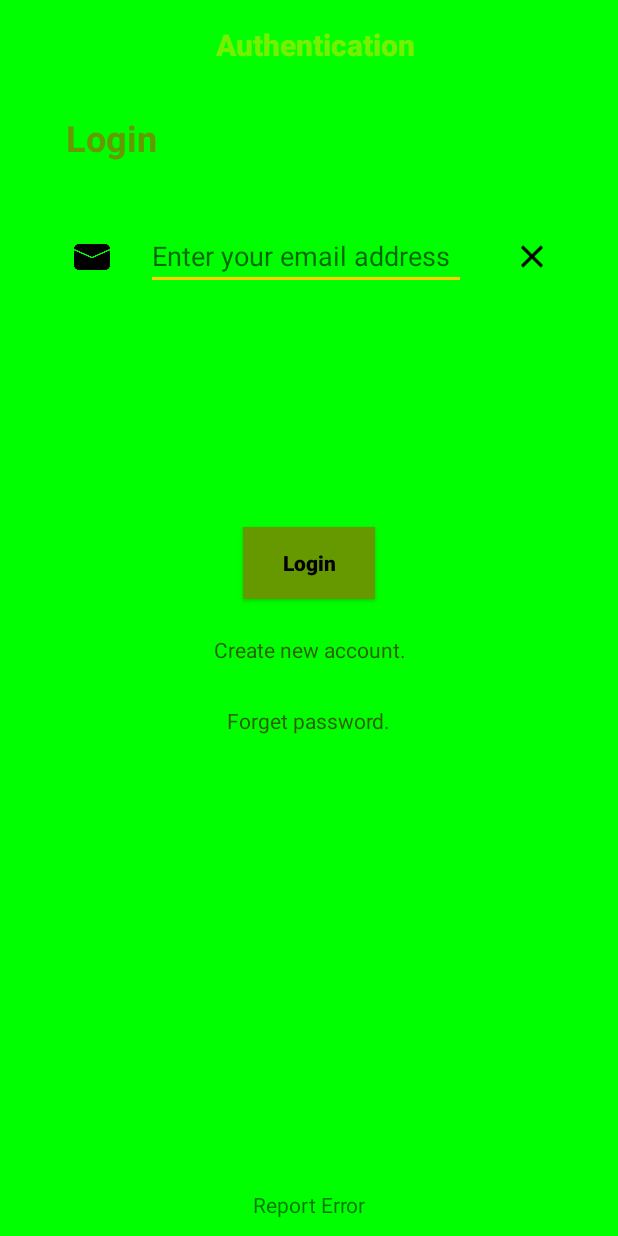
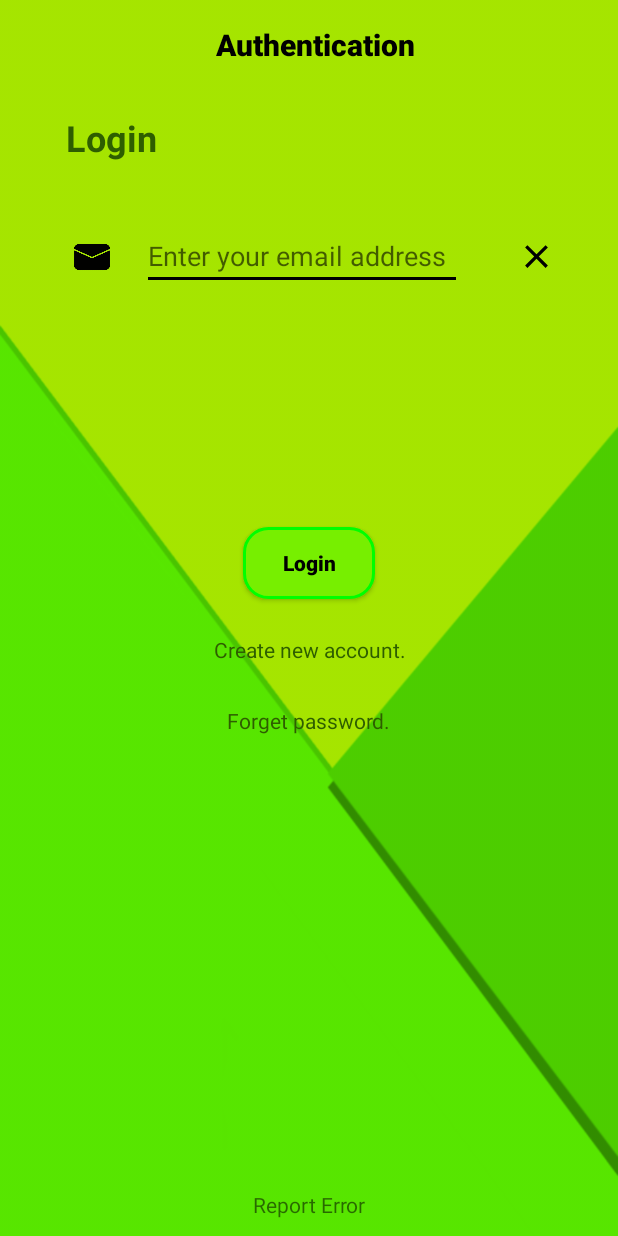
Before and after one commit to MilleJanos/GaitBiometrics, an Android app: the screen it shows after launch (AuthenticationActivity), on a phone screen of 412 x 824 dp. Run offline under Robolectric (Android 15) with nearby library versions, the phone set to English and light mode, and no system bars; our stand-ins replace Firebase (no records; nobody signed in at launch, a user with empty details on screens opened directly).

Commit message:
Login & Register fixes

```diff
--- a/app/src/main/java/com/example/jancsi_pc/playingwithsensors/DataCollectorActivity.java
+++ b/app/src/main/java/com/example/jancsi_pc/playingwithsensors/DataCollectorActivity.java
@@ -8,6 +8,7 @@ import android.content.Context;
 import android.content.DialogInterface;
 import android.content.Intent;
 import android.content.pm.PackageManager;
+import android.graphics.Color;
 import android.hardware.Sensor;
 import android.hardware.SensorEvent;
 import android.hardware.SensorEventListener;
@@ -27,9 +28,11 @@ import android.os.Bundle;
 import android.support.v7.widget.Toolbar;
 import android.text.format.DateFormat;
 import android.util.Log;
+import android.view.Display;
 import android.view.View;
 import android.view.inputmethod.InputMethodManager;
 import android.widget.Button;
+import android.widget.FrameLayout;
 import android.widget.TextView;
 import android.widget.Toast;
 
@@ -115,9 +118,8 @@ public class DataCollectorActivity extends AppCompatActivity implements SensorEv
     private FirebaseDatabase mFirebaseDatabase = FirebaseDatabase.getInstance();
     private DocumentReference mDocRef; // = FirebaseFirestore.getInstance().document("usersFiles/information");
 
-    // ############################################################################################################################################################
-    // / \ / \ / \ / \ / \ / \ / \ / \ / \ / \ / \ / \ / \ / OnCreate \ / \ / \ / \ / \ / \ / \ / \ / \ / \ / \ / \ / \ / \ / \ / \ / \ / \ / \ / \ / \ / \ / \ / \
-    // ############################################################################################################################################################
+
+
 
     /*
     *
@@ -128,6 +130,7 @@ public class DataCollectorActivity extends AppCompatActivity implements SensorEv
     @Override
     protected void onCreate(Bundle savedInstanceState) {
         super.onCreate(savedInstanceState);
+        setContentView(R.layout.activity_data_collector);
         setContentView(R.layout.activity_data_collector);
 
         Log.d(TAG, ">>>RUN>>>onCreate()");
@@ -333,27 +336,10 @@ public class DataCollectorActivity extends AppCompatActivity implements SensorEv
                 Date d = new Date();
                 CharSequence s  = DateFormat.format("yyyyMMdd_HHmmss", d.getTime());
 
-                String fileName = "data_" + mAuth.getUid() + "_" + s  ;
-
+                String fileName = "rawdata_" + mAuth.getUid() + "_" + s  ;
 
                 File file = new File(dir, fileName+ ".csv");
 
-
-                //Log.d("RecorderActivity", file.getAbsolutePath());
-
-                //try {
-                //    File root = new File(Environment.getExternalStorageDirectory(), "Aux");
-                //    if (!root.exists()) {
-                //        root.mkdirs();
-                //    }
-                //    File gpxfile = new File(root, "data.csv");
-                //    Log.d(TAG, root.getAbsolutePath() );
-                //    FileWriter writer = new FileWriter(gpxfile);
-                //    writer.append("HELLO WORLD!");
-                //    writer.flush();
-                //    writer.close();
-                //}catch (FileNotFoundException e){ Log.d(TAG, "***********FILE NOT FOUND*******"); e.printStackTrace(); }
-                //catch ( Exception e){ e.printStackTrace(); }
                 try {
                     FileOutputStream f = new FileOutputStream(file);
                     PrintWriter pw = new PrintWriter(f);
@@ -419,10 +405,8 @@ public class DataCollectorActivity extends AppCompatActivity implements SensorEv
                 file.delete();
 
                 //
-                // Updating JSON in the Firestore
+                // Updating JSON in the Firebase
                 //
-
-
 
                 String deviceId = Settings.Secure.getString(DataCollectorActivity.this.getContentResolver(), Settings.Secure.ANDROID_ID);
                 String randomUserRecordID = UUID.randomUUID().toString();
@@ -455,9 +439,8 @@ public class DataCollectorActivity extends AppCompatActivity implements SensorEv
 
     }// OnCreate
 
-    // ############################################################################################################################################################
-    // / \ / \ / \ / \ / \ / \ / \ / \ / \ / \ / \ / \ / Methods  / \ / \ / \ / \ / \ / \ / \ / \ / \ / \ / \ / \ / \ / \ / \ / \ / \ / \ / \ / \ / \ / \ / \ / \
-    // ############################################################################################################################################################
+
+
 
     /*
     *
--- /dev/null
+++ b/app/src/main/res/drawable/button_selector.xml
@@ -0,0 +1,33 @@
+<?xml version="1.0" encoding="utf-8"?>
+<selector xmlns:android="http://schemas.android.com/apk/res/android">
+
+    <!-- disable state. -->
+    <item android:state_enabled="false">
+        <shape android:shape="rectangle">
+            <corners android:radius="16dp"/>
+            <solid android:color="@color/colorGray4"/>
+            <stroke android:color="@color/colorPrimaryDark" android:width="2dp"/>
+        </shape>
+    </item>
+
+    <!--released state. -->
+    <item android:state_pressed="false">
+        <shape android:shape="rectangle">
+            <corners android:radius="16dp"/>
+            <solid android:color="@color/colorPrimary"/>
+            <stroke android:color="@color/colorGreen" android:width="2dp"/>
+        </shape>
+    </item>
+
+    <!--pressed state. -->
+    <item android:state_pressed="true">
+        <shape android:shape="rectangle">
+            <corners android:radius="16dp"/>
+            <solid android:color="@color/colorPrimaryDarker"/>
+            <stroke android:color="@color/colorBlue" android:width="2dp"/>
+        </shape>
+    </item>
+
+
+
+</selector>
--- /dev/null
+++ b/app/src/main/res/drawable/ic_edit_black.xml
@@ -0,0 +1,9 @@
+<vector xmlns:android="http://schemas.android.com/apk/res/android"
+        android:width="24dp"
+        android:height="24dp"
+        android:viewportWidth="24.0"
+        android:viewportHeight="24.0">
+    <path
+        android:fillColor="#FF000000"
+        android:pathData="M3,17.25V21h3.75L17.81,9.94l-3.75,-3.75L3,17.25zM20.71,7.04c0.39,-0.39 0.39,-1.02 0,-1.41l-2.34,-2.34c-0.39,-0.39 -1.02,-0.39 -1.41,0l-1.83,1.83 3.75,3.75 1.83,-1.83z"/>
+</vector>
--- a/app/src/main/res/layout/activity_authentication.xml
+++ b/app/src/main/res/layout/activity_authentication.xml
@@ -7,10 +7,9 @@
     android:layout_height="match_parent"
     android:minHeight="164dp"
     tools:context=".AuthenticationActivity"
-    android:background="@color/colorGreen">
+    android:background="@drawable/green_background_50"
+    android:gravity="center">
 
-    <!--android:background="@drawable/green_background"
-    android:gravity="center"-->
 
     <TextView
         android:id="@+id/activityTitleTextView"
@@ -25,7 +24,7 @@
         android:textAlignment="center"
         android:textAllCaps="false"
         android:textAppearance="@android:style/TextAppearance.DeviceDefault.Widget.ActionBar.Title"
-        android:textColor="@color/colorPrimary"
+        android:textColor="@color/colorBlack"
         android:textStyle="bold"
         app:layout_constraintEnd_toEndOf="parent"
         app:layout_constraintStart_toStartOf="parent"
@@ -41,7 +40,7 @@
         android:layout_marginBottom="8dp"
         android:textStyle="bold"
         android:text="title"
-        android:textColor="@android:color/holo_green_dark"
+        android:textColor="@color/colorPrimaryDarker"
         android:textSize="24sp"
         app:layout_constraintBottom_toTopOf="@+id/guidelineHorisontal2"
         app:layout_constraintStart_toStartOf="parent"
@@ -74,7 +73,7 @@
         android:layout_width="wrap_content"
         android:layout_height="wrap_content"
         android:orientation="vertical"
-        app:layout_constraintGuide_begin="330dp" />
+        app:layout_constraintGuide_begin="324dp" />
 
     <EditText
         android:id="@+id/emailEditText"
@@ -126,9 +125,8 @@
         android:id="@+id/selectedEmailTextView"
         android:layout_width="wrap_content"
         android:layout_height="wrap_content"
-        android:layout_marginStart="12dp"
-        android:layout_marginLeft="12dp"
-        android:layout_marginTop="24dp"
+        android:layout_marginStart="24dp"
+        android:layout_marginTop="28dp"
         android:text="abcd@mail.com"
         android:textSize="16sp"
         app:layout_constraintStart_toStartOf="@+id/guidelineVertical1"
@@ -143,7 +141,7 @@
         android:layout_marginTop="8dp"
         android:layout_marginEnd="8dp"
         android:layout_marginRight="8dp"
-        android:background="@android:color/holo_green_dark"
+        android:background="@drawable/button_selector"
         android:shadowRadius="@android:integer/config_longAnimTime"
         android:textStyle="bold"
         android:text="login/register"
@@ -204,13 +202,12 @@
 
     <ImageView
         android:id="@+id/deleteEmailImageView"
-        android:layout_width="25dp"
+        android:layout_width="46dp"
         android:layout_height="46dp"
         android:layout_marginStart="8dp"
-        android:layout_marginLeft="8dp"
         android:layout_marginTop="16dp"
         android:layout_marginEnd="8dp"
-        android:layout_marginRight="8dp"
+        android:padding="10dp"
         app:layout_constraintEnd_toEndOf="parent"
         app:layout_constraintHorizontal_bias="0.1"
         app:layout_constraintStart_toStartOf="@+id/guidelineVertical"
@@ -219,13 +216,12 @@
 
     <ImageView
         android:id="@+id/deletePasswordImageView"
-        android:layout_width="25dp"
+        android:layout_width="46dp"
         android:layout_height="46dp"
         android:layout_marginStart="8dp"
-        android:layout_marginLeft="8dp"
         android:layout_marginTop="16dp"
         android:layout_marginEnd="8dp"
-        android:layout_marginRight="8dp"
+        android:padding="10dp"
         app:layout_constraintEnd_toEndOf="parent"
         app:layout_constraintHorizontal_bias="0.1"
         app:layout_constraintStart_toStartOf="@+id/guidelineVertical"
@@ -234,15 +230,14 @@
 
     <ImageView
         android:id="@+id/deletePasswordImageView2"
-        android:layout_width="25dp"
+        android:layout_width="46dp"
         android:layout_height="46dp"
-        android:layout_marginStart="8dp"
-        android:layout_marginLeft="8dp"
+        android:layout_marginStart="7dp"
         android:layout_marginTop="16dp"
         android:layout_marginEnd="8dp"
-        android:layout_marginRight="8dp"
+        android:padding="10dp"
         app:layout_constraintEnd_toEndOf="parent"
-        app:layout_constraintHorizontal_bias="0.11"
+        app:layout_constraintHorizontal_bias="0.46"
         app:layout_constraintStart_toStartOf="@+id/guidelineVertical"
         app:layout_constraintTop_toBottomOf="@+id/passwordEditText"
         app:srcCompat="@drawable/ic_clear_black" />
@@ -311,5 +306,18 @@
         app:layout_constraintTop_toBottomOf="@+id/passwordEditText"
         app:srcCompat="@drawable/my_padlock_icon" />
 
+    <ImageView
+        android:id="@+id/editEmailImageView"
+        android:layout_width="46dp"
+        android:layout_height="46dp"
+        android:layout_marginStart="8dp"
+        android:layout_marginTop="16dp"
+        android:padding="10dp"
+        app:layout_constraintEnd_toEndOf="parent"
+        app:layout_constraintHorizontal_bias="0.1"
+        app:layout_constraintStart_toStartOf="@+id/guidelineVertical"
+        app:layout_constraintTop_toTopOf="@+id/guidelineHorisontal2"
+        app:srcCompat="@drawable/ic_edit_black" />
+
 
 </android.support.constraint.ConstraintLayout>
--- a/app/src/main/res/values/colors.xml
+++ b/app/src/main/res/values/colors.xml
@@ -2,7 +2,7 @@
 <resources>
     <color name="colorPrimary">#77ef00</color>
     <color name="colorPrimaryDark">#4fa000</color>
-    <color name="colorAccent">#ffd000</color>
+    <color name="colorAccent">#000000</color>
 
     <color name="colorPrimaryDarker">#2e5e00</color>
 
```
Also changed, not shown: app/src/main/java/com/example/jancsi_pc/playingwithsensors/AuthenticationActivity.java (+26 -21 lines), app/src/main/res/layout/activity_data_collector.xml (+6 -7 lines), app/src/main/res/drawable-mdpi/green_background.png (added), app/src/main/res/drawable/green_background_10.png (added), app/src/main/res/drawable/green_background_20.png (added), app/src/main/res/drawable/green_background_30.png (added), app/src/main/res/drawable/green_background_40.png (added), app/src/main/res/drawable/green_background_50.png (added).
